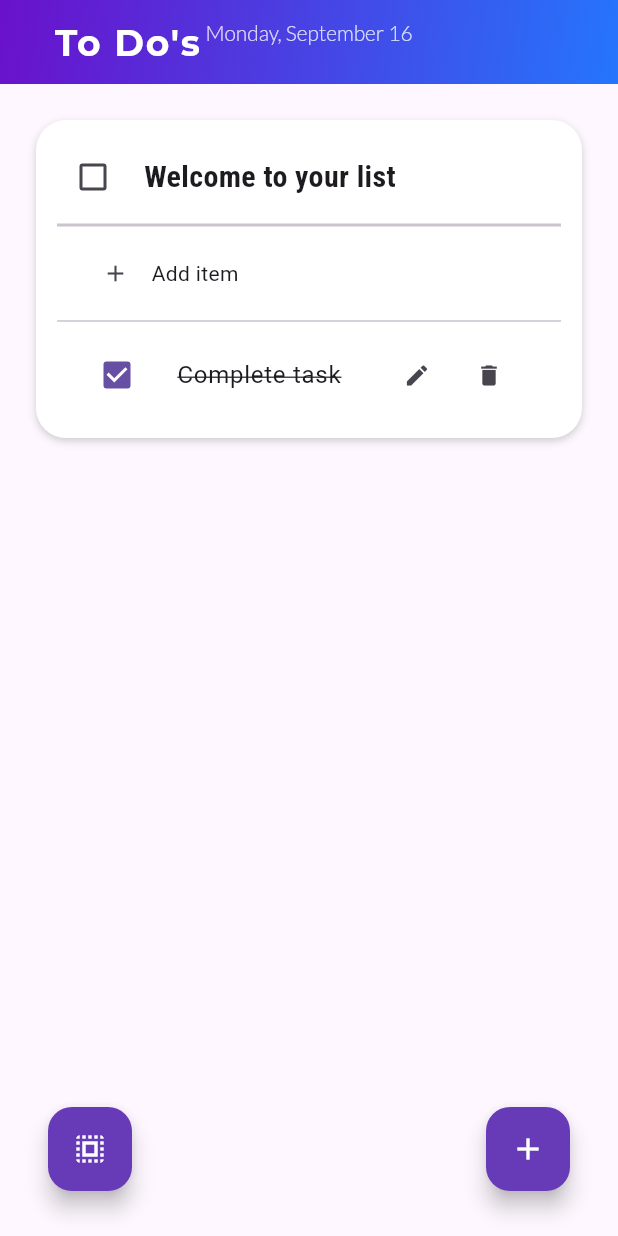
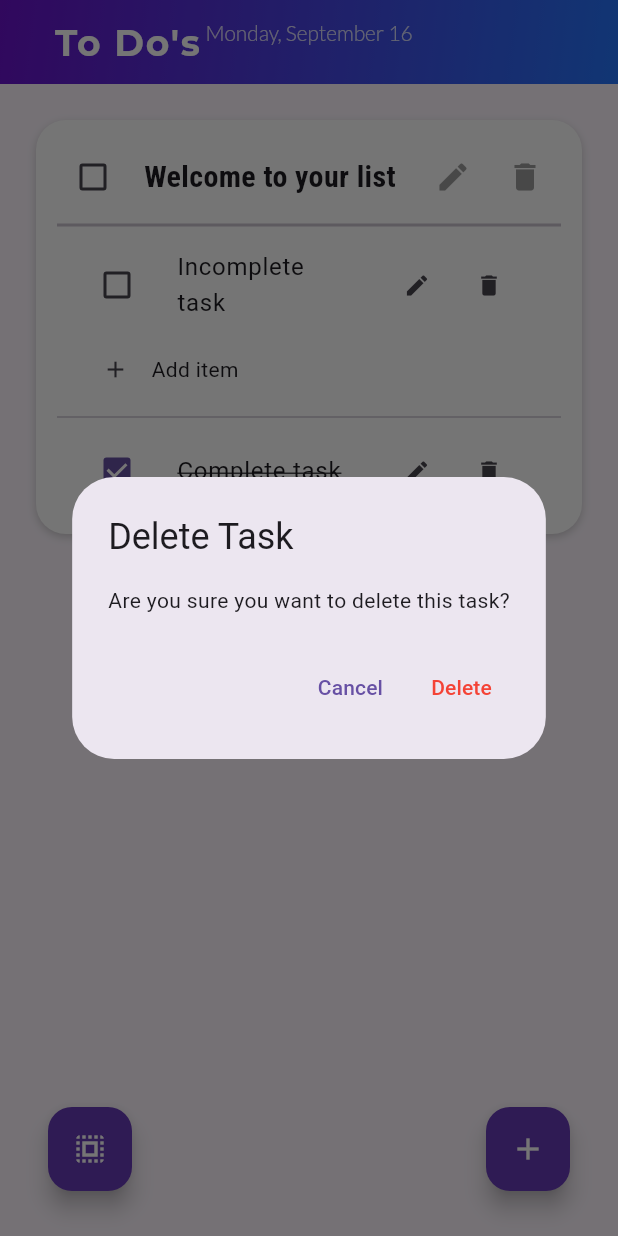
Before and after one commit to pickachuuu/to_do_list, a Flutter app: the screen it shows after launch, after a tap on the "delete" icon, on a phone screen of 412 x 824 dp. Run offline on Flutter 3.47's test engine with Material 3 defaults, Android fonts, the phone set to English and light mode, and no system bars; our stand-ins replace google_fonts, hive_flutter; accounts and stored records are empty.

Commit message:
added an edit and delete task for each Main task

```diff
--- a/lib/pages/main_page.dart
+++ b/lib/pages/main_page.dart
@@ -111,8 +111,7 @@ class _HomePageState extends State<HomePage> {
           ],
         ),
       );
-    }
-else {
+    } else {
       // Select all tasks
       setState(() {
         for (var task in db.tileVal) {
@@ -165,12 +164,38 @@ else {
     );
   }
 
+  void _deleteTask(int index) {
+    showDialog(
+      context: context,
+      builder: (context) => AlertDialog(
+        title: const Text('Delete Task'),
+        content: const Text('Are you sure you want to delete this task?'),
+        actions: [
+          TextButton(
+            onPressed: () => Navigator.pop(context),
+            child: const Text('Cancel'),
+          ),
+          TextButton(
+            onPressed: () {
+              setState(() {
+                db.tileVal.removeAt(index); // Remove the task
+              });
+              db.updateData();
+              Navigator.pop(context);
+            },
+            child: const Text('Delete', style: TextStyle(color: Colors.red)),
+          ),
+        ],
+      ),
+    );
+  }
+
   @override
   Widget build(BuildContext context) {
     // Format the selected date
     final String formattedDate =
         DateFormat('EEEE, MMMM d').format(selectedDate);
-return Scaffold(
+    return Scaffold(
       appBar: AppBar(
         backgroundColor: Colors.transparent,
         elevation: 0,
@@ -258,8 +283,11 @@ return Scaffold(
               taskList: db.tileVal[index][2],
               onChanged: (value) => boxSelected(value, index),
               index: index, // Ensure index is passed
-              onInsert: (index, newSubtask) => db.insertInnerList(index, newSubtask),
+              onInsert: (index, newSubtask) =>
+                  db.insertInnerList(index, newSubtask),
               updateData: () => db.updateData(),
+              editTask: () => _editTask(index), // Pass the edit callback
+              deleteTask: () => _deleteTask(index), // Pass the delete callback
             );
           },
         ),
--- a/lib/util/list_tile.dart
+++ b/lib/util/list_tile.dart
@@ -10,7 +10,9 @@ class TaskTile extends StatefulWidget {
   final Function(bool?)? onChanged;
   final int index;
   final Function(int, List<dynamic>) onInsert;
-  VoidCallback updateData;
+  final VoidCallback updateData;
+  final VoidCallback editTask; // Callback for editing the main task
+  final VoidCallback deleteTask; // Callback for deleting the main task
 
   TaskTile({
     super.key,
@@ -21,6 +23,8 @@ class TaskTile extends StatefulWidget {
     required this.index,
     required this.onInsert,
     required this.updateData,
+    required this.editTask,
+    required this.deleteTask,
   });
 
   @override
@@ -71,7 +75,8 @@ class _TaskTileState extends State<TaskTile> {
   }
 
   void _editSubtask(int index) {
-    _editController.text = widget.taskList[index][0]; // Pre-fill with subtask name
+    _editController.text =
+        widget.taskList[index][0]; // Pre-fill with subtask name
 
     showDialog(
       context: context,
@@ -90,7 +95,8 @@ class _TaskTileState extends State<TaskTile> {
             onPressed: () {
               if (_editController.text.isNotEmpty) {
                 setState(() {
-                  widget.taskList[index][0] = _editController.text; // Update subtask name
+                  widget.taskList[index][0] =
+                      _editController.text; // Update subtask name
                 });
                 widget.updateData();
               }
@@ -134,6 +140,17 @@ class _TaskTileState extends State<TaskTile> {
                     fontWeight: FontWeight.bold,
                   ),
                 ),
+                const Spacer(),
+                IconButton(
+                  icon: const Icon(Icons.edit),
+                  color: Colors.grey, // Gray color for edit button
+                  onPressed: widget.editTask,
+                ),
+                IconButton(
+                  icon: const Icon(Icons.delete),
+                  color: Colors.grey, // Gray color for delete button
+                  onPressed: widget.deleteTask,
+                ),
               ],
             ),
             const Divider(thickness: 2),
@@ -144,13 +161,15 @@ class _TaskTileState extends State<TaskTile> {
               itemBuilder: (context, index) {
                 final subtask = widget.taskList[index];
                 return Visibility(
-                  visible: !(subtask[1] as bool), // Invert the visibility based on the boolean value
+                  visible: !(subtask[1]
+                      as bool), // Invert the visibility based on the boolean value
                   child: ListTile(
                     leading: Checkbox(
                       value: subtask[1], // Invert the subtask completion status
                       onChanged: (value) {
                         setState(() {
-                          subtask[1] = value!; // Update subtask's completion status with inverted value
+                          subtask[1] =
+                              value!; // Update subtask's completion status with inverted value
                         });
                         widget.updateData();
                       },
@@ -165,7 +184,8 @@ class _TaskTileState extends State<TaskTile> {
                         ),
                         IconButton(
                           icon: const Icon(Icons.delete, size: 18),
-                          onPressed: () => setState(() => widget.taskList.removeAt(index)),
+                          onPressed: () =>
+                              setState(() => widget.taskList.removeAt(index)),
                         ),
                       ],
                     ),
@@ -187,14 +207,16 @@ class _TaskTileState extends State<TaskTile> {
             ),
             const Divider(),
 
-            // display all the subtask that has true for its boolean value //
-
+            // Display all the subtasks that have true for their boolean value
             ListView.builder(
               shrinkWrap: true,
               physics: const NeverScrollableScrollPhysics(),
-            itemCount: widget.taskList.where((subtask) => subtask[1] as bool).length,
+              itemCount:
+                  widget.taskList.where((subtask) => subtask[1] as bool).length,
               itemBuilder: (context, index) {
-              final subtask = widget.taskList.where((subtask) => subtask[1] as bool).toList()[index];
+                final subtask = widget.taskList
+                    .where((subtask) => subtask[1] as bool)
+                    .toList()[index];
                 return ListTile(
                   leading: Checkbox(
                     value: subtask[1],
@@ -207,8 +229,9 @@ class _TaskTileState extends State<TaskTile> {
                   ),
                   title: Text(
                     subtask[0],
-                  style: const TextStyle( decoration: TextDecoration.lineThrough,
-                )
+                    style: const TextStyle(
+                      decoration: TextDecoration.lineThrough,
+                    ),
                   ),
                   trailing: Row(
                     mainAxisSize: MainAxisSize.min,
@@ -228,8 +251,7 @@ class _TaskTileState extends State<TaskTile> {
                   ),
                 );
               },
-          )
-
+            ),
           ],
         ),
       ),
```
Lines whose indentation alone changed are shown as unchanged.
